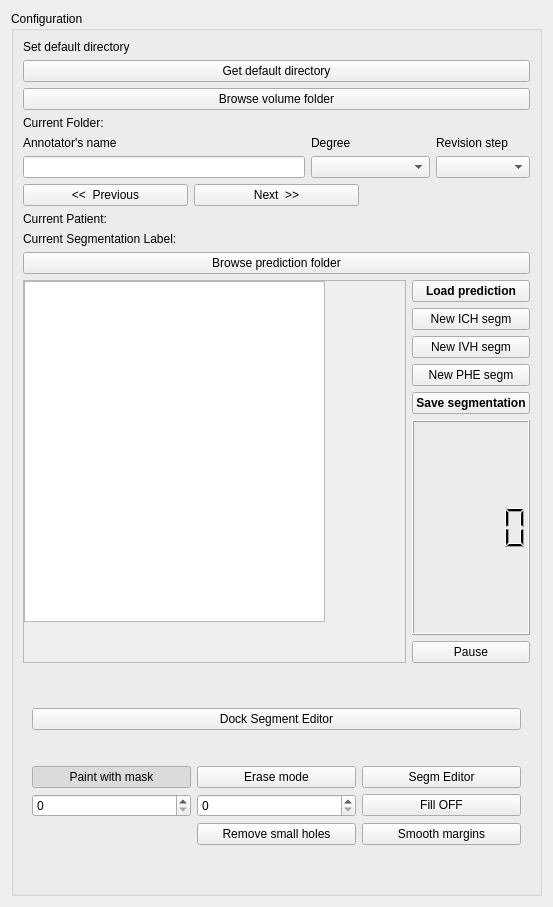
The window that Resources/UI/ICH_SEGMENTER_V2.ui (laurentletg/ich_segmenter) describes before a commit, drawn with Qt 5.
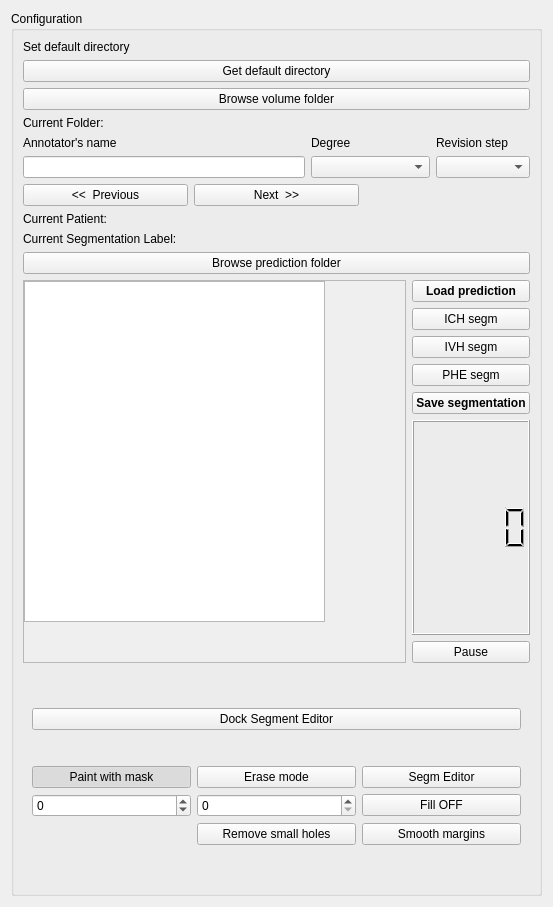
The same window after the commit. Custom widgets are drawn as their Qt base class.

What changed in the file:
```diff
--- a/Resources/UI/ICH_SEGMENTER_V2.ui
+++ b/Resources/UI/ICH_SEGMENTER_V2.ui
@@ -36,6 +36,9 @@
              <property name="toolTip">
               <string extracomment="testtool tip coment"/>
              </property>
+             <property name="minimum">
+              <number>-3000</number>
+             </property>
             </widget>
            </item>
            <item row="3" column="1">
@@ -123,14 +126,14 @@
       <item row="2" column="1">
        <widget class="QPushButton" name="NewICHSegm">
         <property name="text">
-         <string>New ICH segm</string>
+         <string>ICH segm</string>
         </property>
        </widget>
       </item>
       <item row="4" column="1">
        <widget class="QPushButton" name="NewPHESegm">
         <property name="text">
-         <string>New PHE segm</string>
+         <string>PHE segm</string>
         </property>
        </widget>
       </item>
@@ -335,7 +338,7 @@
       <item row="3" column="1">
        <widget class="QPushButton" name="NewIVHSegm">
         <property name="text">
-         <string>New IVH segm</string>
+         <string>IVH segm</string>
         </property>
        </widget>
       </item>
```
Left out of the diff: 6 changed lines with no effect on the pictures.
